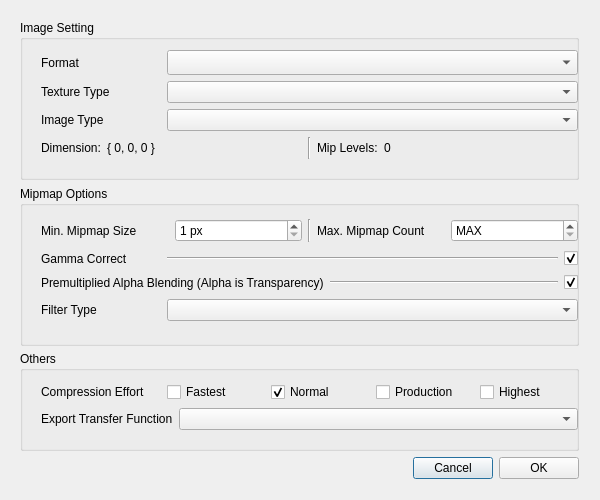
This is AssetManager/TextureImportDialog.ui in goheungchoi/mini-project as Qt 5 draws it before an edit. The edited form follows.
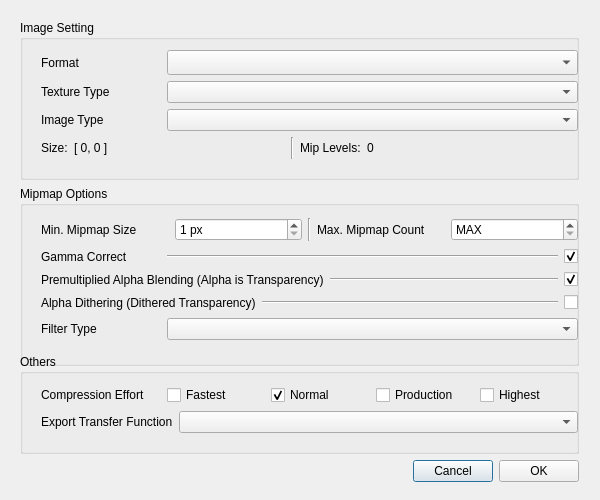
This is the edited form.

Commit message: - Texture import dialog default information display.

```diff
--- a/AssetManager/TextureImportDialog.ui
+++ b/AssetManager/TextureImportDialog.ui
@@ -24,7 +24,7 @@
      <x>9</x>
      <y>9</y>
      <width>581</width>
-     <height>481</height>
+     <height>484</height>
     </rect>
    </property>
    <layout class="QGridLayout" name="gridLayout">
@@ -225,7 +225,7 @@
              </font>
             </property>
             <property name="text">
-             <string>Dimension:</string>
+             <string>Size:</string>
             </property>
            </widget>
           </item>
@@ -237,7 +237,7 @@
              </font>
             </property>
             <property name="text">
-             <string>{ 0, 0, 0 }</string>
+             <string>[ 0, 0 ]</string>
             </property>
            </widget>
           </item>
@@ -289,7 +289,7 @@
       <property name="minimumSize">
        <size>
         <width>0</width>
-        <height>160</height>
+        <height>180</height>
        </size>
       </property>
       <property name="font">
@@ -306,7 +306,7 @@
          <x>9</x>
          <y>19</y>
          <width>561</width>
-         <height>131</height>
+         <height>153</height>
         </rect>
        </property>
        <layout class="QVBoxLayout" name="mipmapOptionsVerticalLayout">
@@ -473,6 +473,40 @@
           </item>
          </layout>
         </item>
+        <item>
+         <layout class="QHBoxLayout" name="horizontalLayout_6">
+          <item>
+           <widget class="QLabel" name="alphaDitheringLabel">
+            <property name="text">
+             <string>Alpha Dithering (Dithered Transparency)</string>
+            </property>
+           </widget>
+          </item>
+          <item>
+           <widget class="Line" name="line_5">
+            <property name="sizePolicy">
+             <sizepolicy hsizetype="Expanding" vsizetype="Fixed">
+              <horstretch>0</horstretch>
+              <verstretch>0</verstretch>
+             </sizepolicy>
+            </property>
+            <property name="orientation">
+             <enum>Qt::Orientation::Horizontal</enum>
+            </property>
+           </widget>
+          </item>
+          <item>
+           <widget class="QCheckBox" name="alphaDitheringCheckBox">
+            <property name="text">
+             <string/>
+            </property>
+            <property name="checked">
+             <bool>false</bool>
+            </property>
+           </widget>
+          </item>
+         </layout>
+        </item>
         <item>
          <layout class="QHBoxLayout" name="horizontalLayout_4">
           <item>
```
Left out of the diff: 6 changed lines with no effect on the pictures. The commit also changes 17 other files.
